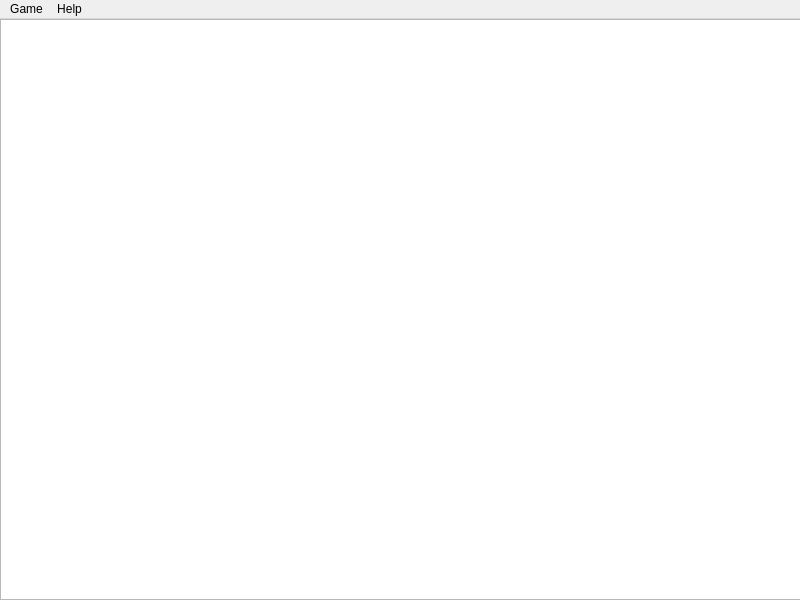
First picture: the form in src/app/mainwindow.ui, repository suchja/awesome-qt-snake-spike, before the edit.
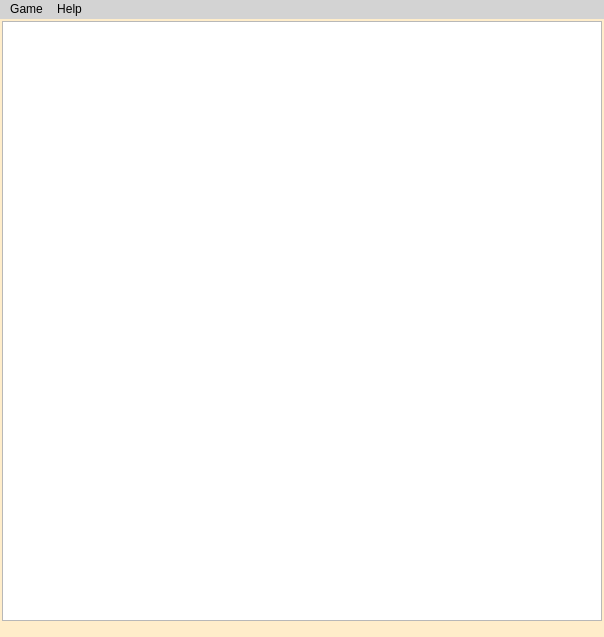
Second picture: the form after the edit.

Commit message: Verwendet feste Größe und korrektes Koordinatensystem

```diff
--- a/src/app/mainwindow.ui
+++ b/src/app/mainwindow.ui
@@ -6,23 +6,73 @@
    <rect>
     <x>0</x>
     <y>0</y>
-    <width>800</width>
-    <height>600</height>
+    <width>604</width>
+    <height>637</height>
    </rect>
   </property>
+  <property name="sizePolicy">
+   <sizepolicy hsizetype="Fixed" vsizetype="Fixed">
+    <horstretch>0</horstretch>
+    <verstretch>0</verstretch>
+   </sizepolicy>
+  </property>
+  <property name="minimumSize">
+   <size>
+    <width>604</width>
+    <height>637</height>
+   </size>
+  </property>
+  <property name="maximumSize">
+   <size>
+    <width>604</width>
+    <height>637</height>
+   </size>
+  </property>
   <property name="windowTitle">
    <string>MainWindow</string>
   </property>
+  <property name="styleSheet">
+   <string notr="true">QMainWindow {
+    background-color: rgb(255, 237, 202);
+}
+QMenuBar {
+    background-color: lightgray;
+}</string>
+  </property>
   <widget class="QWidget" name="centralwidget">
    <widget class="QGraphicsView" name="graphicsView">
     <property name="geometry">
      <rect>
-      <x>0</x>
-      <y>0</y>
-      <width>801</width>
-      <height>581</height>
+      <x>2</x>
+      <y>2</y>
+      <width>600</width>
+      <height>600</height>
      </rect>
     </property>
+    <property name="sizePolicy">
+     <sizepolicy hsizetype="Fixed" vsizetype="Fixed">
+      <horstretch>0</horstretch>
+      <verstretch>0</verstretch>
+     </sizepolicy>
+    </property>
+    <property name="minimumSize">
+     <size>
+      <width>600</width>
+      <height>600</height>
+     </size>
+    </property>
+    <property name="maximumSize">
+     <size>
+      <width>600</width>
+      <height>600</height>
+     </size>
+    </property>
+    <property name="verticalScrollBarPolicy">
+     <enum>Qt::ScrollBarAlwaysOff</enum>
+    </property>
+    <property name="horizontalScrollBarPolicy">
+     <enum>Qt::ScrollBarAlwaysOff</enum>
+    </property>
    </widget>
   </widget>
   <widget class="QMenuBar" name="menubar">
@@ -30,10 +80,13 @@
     <rect>
      <x>0</x>
      <y>0</y>
-     <width>800</width>
+     <width>604</width>
      <height>21</height>
     </rect>
    </property>
+   <property name="styleSheet">
+    <string notr="true"/>
+   </property>
    <widget class="QMenu" name="menuGame">
     <property name="title">
      <string>Game</string>
```
The commit also changes 1 other file.
